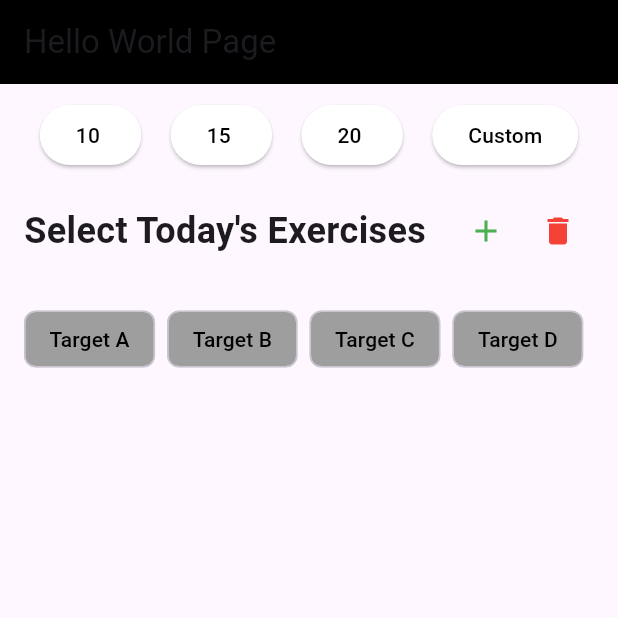
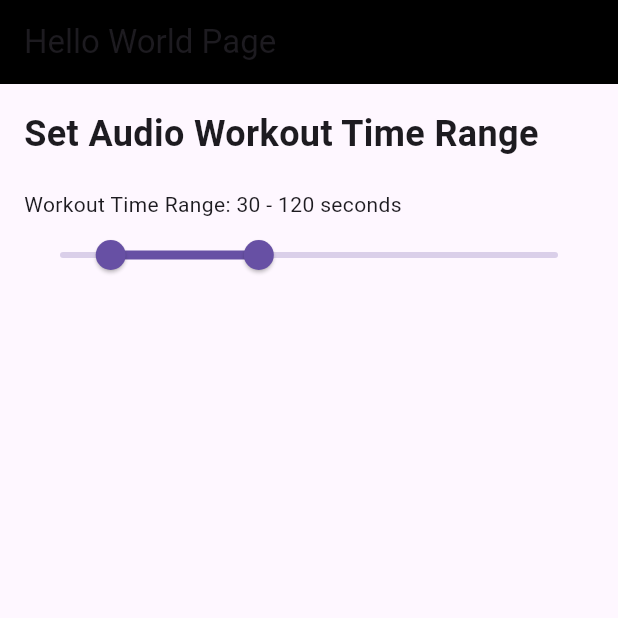
Before and after one commit to yayaya142/Activity-Shuffle, a Flutter app: the screen it shows after launch, on a phone screen of 412 x 824 dp, the top half of it. Run offline on Flutter 3.47's test engine with Material 3 defaults, Android fonts, the phone set to English and light mode, and no system bars; our stand-ins replace flutter_tts, just_audio, shared_preferences.

Commit message:
audio workout file added

```diff
--- /dev/null
+++ b/lib/pages/audio_workout_widget.dart
@@ -0,0 +1,71 @@
+import 'package:flutter/material.dart';
+import 'package:sharp_shooter_pro/services/audio_workout_api.dart';
+
+class AudioWorkoutWidget extends StatefulWidget {
+  const AudioWorkoutWidget({super.key});
+
+  @override
+  _AudioWorkoutWidgetState createState() => _AudioWorkoutWidgetState();
+}
+
+class _AudioWorkoutWidgetState extends State<AudioWorkoutWidget> {
+  AudioWorkoutAPI audioWorkoutAPI = AudioWorkoutAPI(); // Instance of API
+  RangeValues workoutRange = const RangeValues(30, 120); // Initial range values
+
+  @override
+  void initState() {
+    super.initState();
+    // Load saved min/max times
+    audioWorkoutAPI.loadAudioWorkoutTimes().then((_) {
+      setState(() {
+        workoutRange = RangeValues(
+          audioWorkoutAPI.minTime.toDouble(),
+          audioWorkoutAPI.maxTime.toDouble(),
+        );
+      });
+    });
+  }
+
+  // Function to automatically save the range when it changes
+  void _saveWorkoutRange(double newMin, double newMax) {
+    audioWorkoutAPI.saveAudioWorkoutTimes(newMin.toInt(), newMax.toInt());
+  }
+
+  @override
+  Widget build(BuildContext context) {
+    return Padding(
+      padding: const EdgeInsets.all(16.0),
+      child: Column(
+        crossAxisAlignment: CrossAxisAlignment.start,
+        children: [
+          const Text(
+            'Set Audio Workout Time Range',
+            style: TextStyle(fontSize: 24, fontWeight: FontWeight.bold),
+          ),
+          const SizedBox(height: 20),
+
+          // RangeSlider for min and max times
+          Text(
+              'Workout Time Range: ${workoutRange.start.toInt()} - ${workoutRange.end.toInt()} seconds'),
+          RangeSlider(
+            values: workoutRange,
+            min: 1,
+            max: 300,
+            divisions: 299, // 1-second increments
+            labels: RangeLabels(
+              workoutRange.start.round().toString(),
+              workoutRange.end.round().toString(),
+            ),
+            onChanged: (RangeValues newRange) {
+              setState(() {
+                workoutRange = newRange;
+              });
+              // Auto-save when the slider is changed
+              _saveWorkoutRange(newRange.start, newRange.end);
+            },
+          ),
+        ],
+      ),
+    );
+  }
+}
--- a/lib/pages/home.dart
+++ b/lib/pages/home.dart
@@ -1,4 +1,5 @@
 import 'package:flutter/material.dart';
+import 'package:sharp_shooter_pro/pages/audio_workout_widget.dart';
 import 'package:sharp_shooter_pro/pages/exercise_widget.dart';
 import 'package:sharp_shooter_pro/pages/timer_widget.dart';
 import 'package:sharp_shooter_pro/theme.dart';
@@ -16,8 +17,9 @@ class Home extends StatelessWidget {
       body: const SingleChildScrollView(
         child: Column(
           children: [
-            TimerWidget(),
-            ExerciseWidget(),
+            // TimerWidget(),
+            // ExerciseWidget(),
+            AudioWorkoutWidget(),
           ],
         ),
       ),
--- a/lib/servers/ExerciseAPI.dart
+++ /dev/null
@@ -1 +0,0 @@
-// TODO Implement this library.
--- /dev/null
+++ b/lib/services/audio_workout_api.dart
@@ -0,0 +1,35 @@
+import 'package:sharp_shooter_pro/services/shared_preferences_service.dart';
+
+class AudioWorkoutAPI {
+  // Default min and max values in seconds
+  int minTime = 30; // Default minimum value
+  int maxTime = 120; // Default maximum value
+
+  AudioWorkoutAPI() {
+    // Load saved min/max values from SharedPreferences
+    loadAudioWorkoutTimes();
+  }
+
+  // Function to load min and max values from SharedPreferences
+  Future<void> loadAudioWorkoutTimes() async {
+    int? savedMinTime = SharedPreferencesService().getInt('minTime');
+    int? savedMaxTime = SharedPreferencesService().getInt('maxTime');
+
+    if (savedMinTime != null) {
+      minTime = savedMinTime;
+    }
+
+    if (savedMaxTime != null) {
+      maxTime = savedMaxTime;
+    }
+  }
+
+  // Function to save min and max values to SharedPreferences
+  Future<void> saveAudioWorkoutTimes(int newMinTime, int newMaxTime) async {
+    minTime = newMinTime;
+    maxTime = newMaxTime;
+
+    await SharedPreferencesService().saveInt('minTime', minTime);
+    await SharedPreferencesService().saveInt('maxTime', maxTime);
+  }
+}
--- a/lib/services/shared_preferences_service.dart
+++ b/lib/services/shared_preferences_service.dart
@@ -47,6 +47,16 @@ class SharedPreferencesService {
     return _preferences?.getBool(key);
   }
 
+  // Save an integer value
+  Future<void> saveInt(String key, int value) async {
+    await _preferences?.setInt(key, value);
+  }
+
+  // Get an integer value
+  int? getInt(String key) {
+    return _preferences?.getInt(key);
+  }
+
   // Clear specific key
   Future<void> clearKey(String key) async {
     await _preferences?.remove(key);
```
